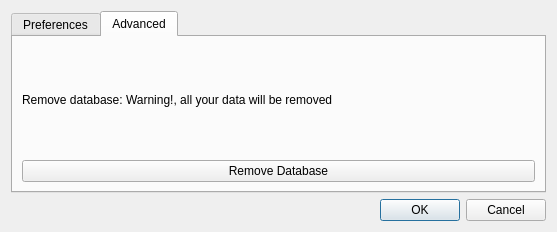
This is todoro/frmoptions.ui in lancedeimont/todoro as Qt 5 draws it before an edit. The edited form follows.
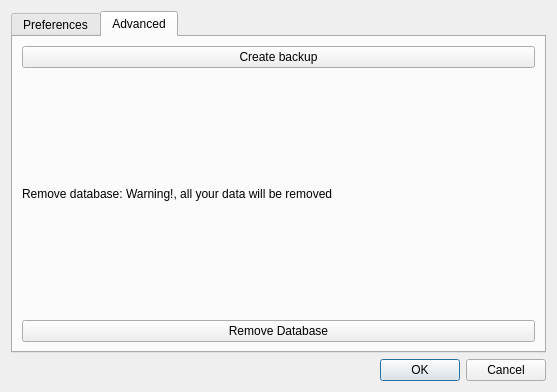
This is the edited form.

The edit to the form file:
```diff
--- a/todoro/frmoptions.ui
+++ b/todoro/frmoptions.ui
@@ -7,7 +7,7 @@
     <x>0</x>
     <y>0</y>
     <width>557</width>
-    <height>232</height>
+    <height>392</height>
    </rect>
   </property>
   <property name="windowTitle">
@@ -29,6 +29,13 @@
        <string>Advanced</string>
       </attribute>
       <layout class="QVBoxLayout" name="verticalLayout">
+       <item>
+        <widget class="QPushButton" name="btnBackup">
+         <property name="text">
+          <string>Create backup</string>
+         </property>
+        </widget>
+       </item>
        <item>
         <widget class="QLabel" name="label">
          <property name="text">
```
